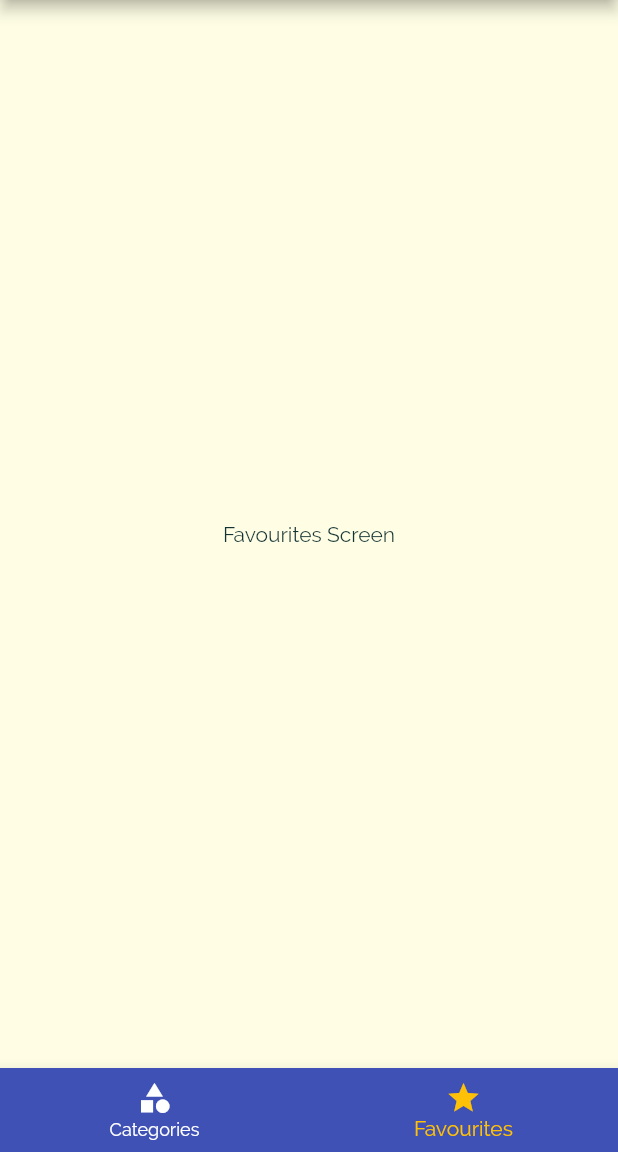
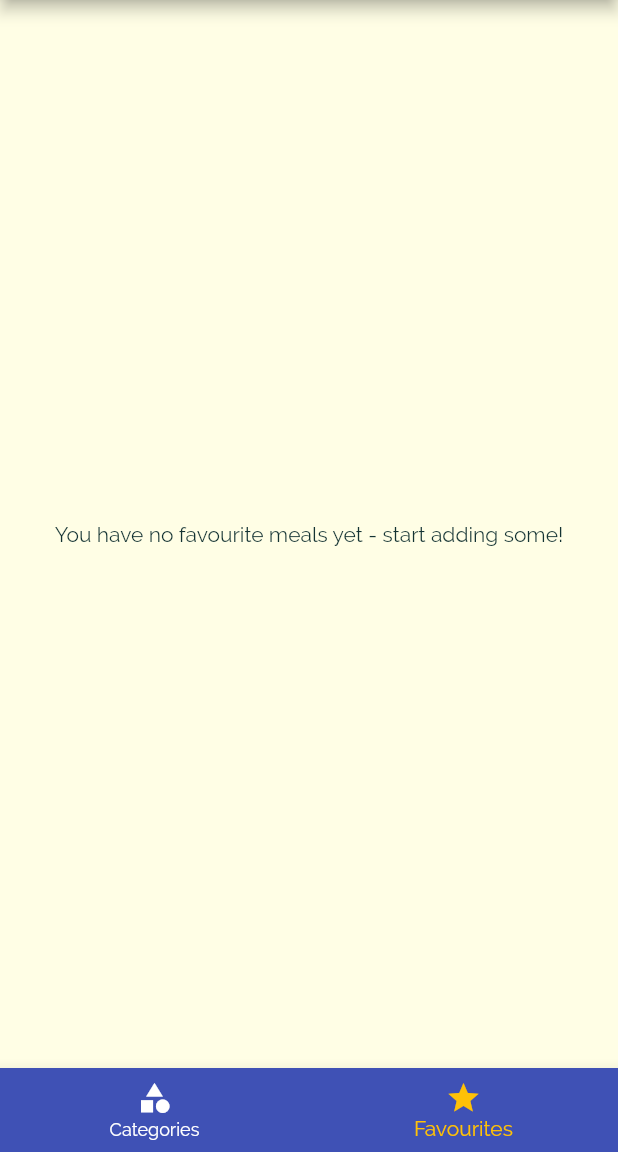
Before and after one commit to akjha96/Khana_Khao_Flutter_App, a Flutter app: the screen it shows after launch, item 2 of the bottom bar chosen, on a phone screen of 412 x 824 dp, the part 84-1236 px from its top. Run offline on Flutter 3.47's test engine with Material 2 defaults, Android fonts, the phone set to English and light mode, and no system bars.

Commit message:
Implemented favouriteMeals UI and Logic. Improved color of Drawer title

```diff
--- a/lib/main.dart
+++ b/lib/main.dart
@@ -28,6 +28,7 @@ class _MyAppState extends State<MyApp> {
   };
 
   List<Meal> _availableMeals = DUMMY_MEALS;
+  List<Meal> _favouriteMeals = [];
 
   void _setFilters(Map<String, bool> filterData) {
     setState(() {
@@ -49,6 +50,25 @@ class _MyAppState extends State<MyApp> {
         return true;
       }).toList();
     });
+  }
+
+  void _toggleFavourite(String mealId) {
+    final existingIndex =
+        _favouriteMeals.indexWhere((meal) => mealId == meal.id);
+    if (existingIndex >= 0) {
+      setState(() {
+        _favouriteMeals.removeAt(existingIndex);
+      });
+    } else {
+      setState(() {
+        _favouriteMeals
+            .add(DUMMY_MEALS.firstWhere((meal) => mealId == meal.id));
+      });
+    }
+  }
+
+  bool _isMealFavourite(String id) {
+    return _favouriteMeals.any((meal) => meal.id == id);
   }
 
   @override
@@ -79,16 +99,17 @@ class _MyAppState extends State<MyApp> {
       ),
       initialRoute: '/',
       routes: {
-        '/': (context) => TabsScreen(),
+        '/': (context) => TabsScreen(favouriteMeals: _favouriteMeals),
         CategoryMealsScreen.routeName: (context) =>
             CategoryMealsScreen(availableMeals: _availableMeals),
-        MealDetailScreen.routeName: (context) => const MealDetailScreen(),
+        MealDetailScreen.routeName: (context) => MealDetailScreen(
+            toggleFavourite: _toggleFavourite, isFavourite: _isMealFavourite),
         FiltersScreen.routeName: (context) =>
-            FiltersScreen(currentFilters: _filters, saveFilters: _setFilters)
+            FiltersScreen(currentFilters: _filters, saveFilters: _setFilters),
       },
-      onGenerateRoute: (settings) {
-        print(settings.arguments);
-      },
+      // onGenerateRoute: (settings) {
+      //   print(settings.arguments);
+      // },
       onUnknownRoute: (settings) {
         return MaterialPageRoute(
           builder: (context) => CategoriesScreen(),
--- a/lib/screens/favourites_screen.dart
+++ b/lib/screens/favourites_screen.dart
@@ -1,14 +1,31 @@
 import 'package:flutter/material.dart';
 
+import '../models/meal.dart';
+import '../widgets/meal_item.dart';
+
 class FavouritesScreen extends StatelessWidget {
-  const FavouritesScreen({Key? key}) : super(key: key);
+  final List<Meal> favouriteMeals;
+
+  FavouritesScreen({Key? key, required this.favouriteMeals}) : super(key: key);
 
   @override
   Widget build(BuildContext context) {
-    return Container(
-      child: Center(
-        child: Text('Favourites Screen'),
-      ),
-    );
+    if (favouriteMeals.isEmpty) {
+      return Center(
+        child: Text('You have no favourite meals yet - start adding some!'),
+      );
+    } else {
+      return ListView.builder(
+        itemBuilder: ((context, index) => MealItem(
+              id: favouriteMeals[index].id,
+              title: favouriteMeals[index].title,
+              imageUrl: favouriteMeals[index].imageUrl,
+              duration: favouriteMeals[index].duration,
+              complexity: favouriteMeals[index].complexity,
+              affordability: favouriteMeals[index].affordability,
+            )),
+        itemCount: favouriteMeals.length,
+      );
+    }
   }
 }
--- a/lib/screens/tabs_screen.dart
+++ b/lib/screens/tabs_screen.dart
@@ -1,29 +1,41 @@
 import 'package:flutter/material.dart';
 
+import '../models/meal.dart';
 import './favourites_screen.dart';
 import './categories_screen.dart';
 import '../widgets/main_drawer.dart';
 
 class TabsScreen extends StatefulWidget {
-  TabsScreen({Key? key}) : super(key: key);
+  final List<Meal> favouriteMeals;
+
+  const TabsScreen({
+    Key? key,
+    required this.favouriteMeals,
+  }) : super(key: key);
 
   @override
   State<TabsScreen> createState() => _TabsScreenState();
 }
 
 class _TabsScreenState extends State<TabsScreen> {
-  final List<Map<String, Object>> _pages = const [
-    {
-      'page': CategoriesScreen(),
-      'title': 'Categories',
-    },
-    {
-      'page': FavouritesScreen(),
-      'title': 'Favourites',
-    }
-  ];
+  List<Map<String, Object>> _pages = [];
 
   int _selectedPageIndex = 0;
+
+  @override
+  void initState() {
+    super.initState();
+    _pages = [
+      {
+        'page': const CategoriesScreen(),
+        'title': 'Categories',
+      },
+      {
+        'page': FavouritesScreen(favouriteMeals: widget.favouriteMeals),
+        'title': 'Favourites',
+      }
+    ];
+  }
 
   _selectPage(int index) {
     setState(() {
```
Also changed, not shown: lib/screens/category_meals_screen.dart (+0 -7 lines), lib/screens/meal_detail_screen.dart (+7 -5 lines), lib/widgets/main_drawer.dart (+4 -4 lines), lib/widgets/meal_item.dart (+4 -8 lines).
